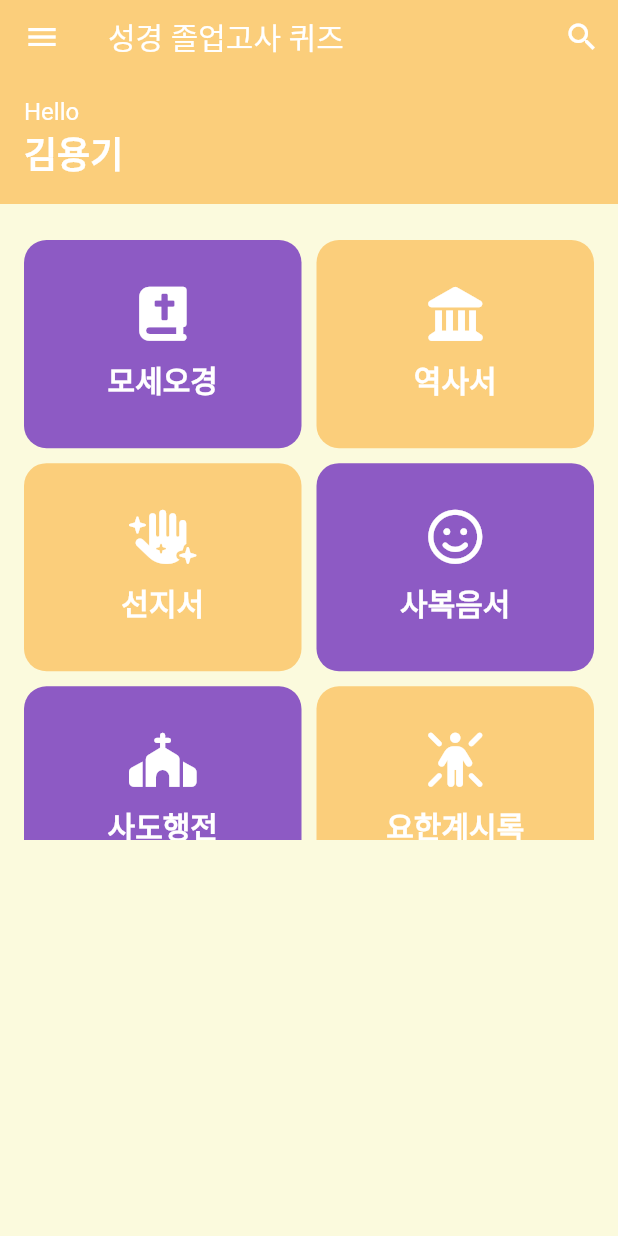
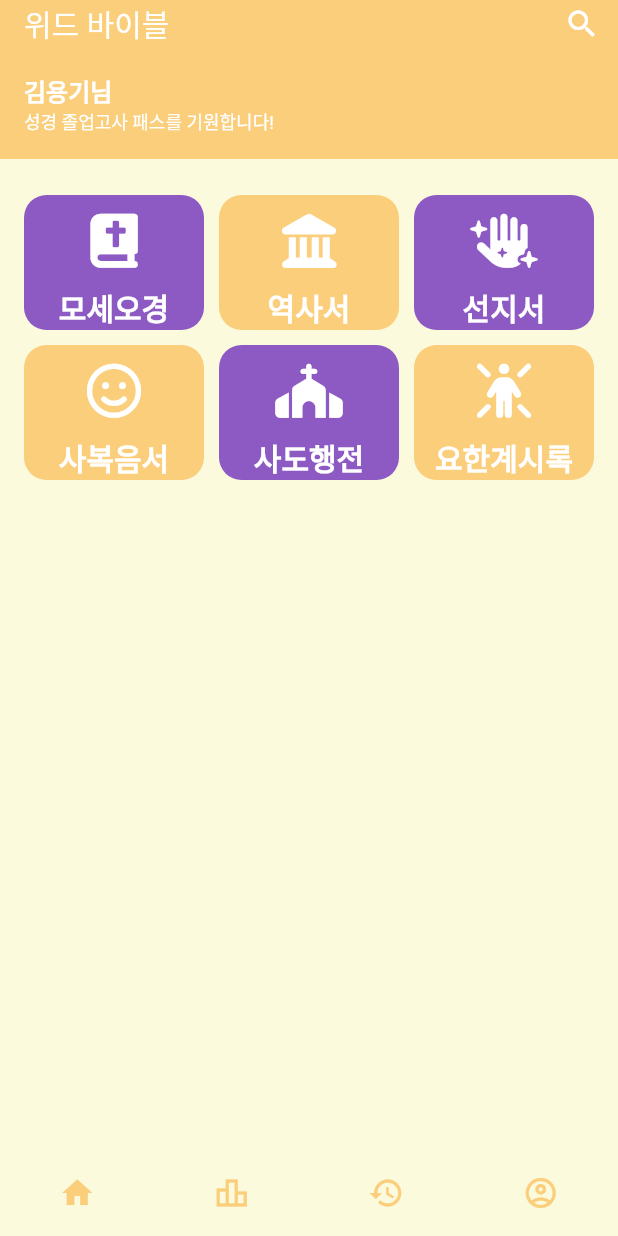
Before and after one commit to WithBible/withbible-mobile-app, a Flutter app: the screen it shows after launch, on a phone screen of 412 x 824 dp. Run offline on Flutter 3.47's test engine with Material 2 defaults, Android fonts, the phone set to English and light mode, and no system bars; our stand-ins replace font_awesome_flutter, shared_preferences.

Commit message:
:lipstick: Drawer to BottomNavigationBar

```diff
--- a/lib/common/route_generator.dart
+++ b/lib/common/route_generator.dart
@@ -3,11 +3,13 @@ import 'package:withbible_app/model/category.dart';
 import 'package:withbible_app/model/quiz.dart';
 import 'package:withbible_app/model/quiz_result.dart';
 import 'package:withbible_app/screen/home_screen.dart';
+import 'package:withbible_app/screen/login_screen.dart';
 import 'package:withbible_app/screen/quiz_category_detail_screen.dart';
 import 'package:withbible_app/screen/quiz_history_screen.dart';
 import 'package:withbible_app/screen/quiz_result_screen.dart';
 import 'package:withbible_app/screen/quiz_screen.dart';
 import 'package:withbible_app/screen/splash_screen.dart';
+import 'package:withbible_app/widget/bottom_widget.dart';
 
 class RouteGenerator {
   static Route<dynamic> generateRoute(RouteSettings settings) {
@@ -16,6 +18,8 @@ class RouteGenerator {
     switch (settings.name) {
       case SplashScreen.routeName:
         return MaterialPageRoute(builder: (_) => const SplashScreen());
+      case BottomWidget.routeName:
+        return MaterialPageRoute(builder: (_) => const BottomWidget());
       case HomeScreen.routeName:
         return MaterialPageRoute(builder: (_) => const HomeScreen());
       case QuizScreen.routeName:
--- a/lib/data/categories.dart
+++ b/lib/data/categories.dart
@@ -11,17 +11,15 @@ final categories = <Category>[
   Category(
       id: 2,
       name: '역사서',
-      backgroundColor: ThemeHelper.primaryColor,
       icon: FontAwesomeIcons.landmark),
   Category(
       id: 3,
       name: '선지서',
-      backgroundColor: ThemeHelper.primaryColor,
+      backgroundColor: ThemeHelper.accentColor,
       icon: FontAwesomeIcons.handSparkles),
   Category(
       id: 4,
       name: '사복음서',
-      backgroundColor: ThemeHelper.accentColor,
       icon: FontAwesomeIcons.faceSmile),
   Category(
       id: 5,
@@ -31,6 +29,5 @@ final categories = <Category>[
   Category(
       id: 6,
       name: '요한계시록',
-      backgroundColor: ThemeHelper.primaryColor,
       icon: FontAwesomeIcons.personRays),
 ];
--- a/lib/screen/home_screen.dart
+++ b/lib/screen/home_screen.dart
@@ -1,13 +1,8 @@
-import 'dart:io';
-
 import 'package:flutter/material.dart';
-import 'package:flutter/services.dart';
-import 'package:withbible_app/common/alert_util.dart';
 import 'package:withbible_app/common/theme_helper.dart';
 import 'package:withbible_app/data/categories.dart';
 import 'package:withbible_app/data/user.dart';
 import 'package:withbible_app/screen/quiz_category_detail_screen.dart';
-import 'package:withbible_app/screen/quiz_history_screen.dart';
 import 'package:withbible_app/store/quiz_store.dart';
 import 'package:withbible_app/widget/category_header_widget.dart';
 
@@ -19,10 +14,11 @@ class HomeScreen extends StatefulWidget {
   @override
   _HomeScreenState createState() => _HomeScreenState();
 }
-class _HomeScreenState extends State<HomeScreen>{
 
+class _HomeScreenState extends State<HomeScreen> {
   @override
   void initState() {
+    // +++ Will handover from login screen
     QuizStore.setName(name);
     super.initState();
   }
@@ -32,9 +28,9 @@ class _HomeScreenState extends State<HomeScreen>{
     return Scaffold(
       appBar: AppBar(
         elevation: 0,
-        title: const Text('성경 졸업고사 퀴즈'),
+        title: const Text('위드 바이블'),
         bottom: PreferredSize(
-          preferredSize: const Size.fromHeight(80),
+          preferredSize: const Size.fromHeight(50),
           child: Container(
             padding: const EdgeInsets.all(16),
             alignment: Alignment.centerLeft,
@@ -46,7 +42,6 @@ class _HomeScreenState extends State<HomeScreen>{
           SizedBox(width: 12),
         ],
       ),
-      drawer: navigationDrawer(context),
       body: Container(
         decoration: BoxDecoration(color: ThemeHelper.shadowColor),
         child: ListView(
@@ -65,18 +60,18 @@ class _HomeScreenState extends State<HomeScreen>{
     return Column(
       crossAxisAlignment: CrossAxisAlignment.start,
       children: [
-        const Text(
-          'Hello',
-          style: TextStyle(fontSize: 16, color: Colors.white),
-        ),
         Text(
-          name,
+          '$name님',
           style: const TextStyle(
-            fontSize: 24,
+            fontSize: 16,
             fontWeight: FontWeight.bold,
             color: Colors.white,
           ),
-        )
+        ),
+        const Text(
+          '성경 졸업고사 패스를 기원합니다!',
+          style: TextStyle(fontSize: 12, color: Colors.white),
+        ),
       ],
     );
   }
@@ -86,7 +81,7 @@ class _HomeScreenState extends State<HomeScreen>{
       height: 400,
       child: GridView(
         gridDelegate: const SliverGridDelegateWithFixedCrossAxisCount(
-          crossAxisCount: 2,
+          crossAxisCount: 3,
           childAspectRatio: 4 / 3,
           crossAxisSpacing: 10,
           mainAxisSpacing: 10,
@@ -104,53 +99,4 @@ class _HomeScreenState extends State<HomeScreen>{
       ),
     );
   }
-
-  Drawer navigationDrawer(BuildContext context) {
-    return Drawer(
-        child: ListView(
-      padding: EdgeInsets.zero,
-      children: [
-        DrawerHeader(
-          decoration: BoxDecoration(color: ThemeHelper.accentColor),
-          child: Column(
-            crossAxisAlignment: CrossAxisAlignment.start,
-            children: const [
-              Text(
-                "Version: 1.00",
-                style: TextStyle(color: Colors.white, fontSize: 16),
-              ),
-            ],
-          ),
-        ),
-        ListTile(
-            title: const Text('Home'),
-            onTap: () {
-              Navigator.pop(context);
-            }),
-        ListTile(
-          title: const Text('Quiz History'),
-          onTap: () {
-            Navigator.pushNamed(context, QuizHistoryScreen.routeName);
-          },
-        ),
-        const Divider(
-          thickness: 2,
-        ),
-        ListTile(
-            title: const Text('About'),
-            onTap: () {
-              AlertUtil.showAlert(context, "About us", "More at ...");
-            }),
-        ListTile(
-            title: const Text('Exit'),
-            onTap: () {
-              if (Platform.isAndroid) {
-                SystemNavigator.pop();
-              } else if (Platform.isIOS) {
-                exit(0);
-              }
-            })
-      ],
-    ));
-  }
 }
--- a/lib/screen/splash_screen.dart
+++ b/lib/screen/splash_screen.dart
@@ -1,8 +1,9 @@
 import 'package:flutter/material.dart';
-import 'package:withbible_app/screen/home_screen.dart';
+import 'package:withbible_app/widget/bottom_widget.dart';
 
 class SplashScreen extends StatefulWidget {
   static const routeName = '/';
+
   const SplashScreen({Key? key}) : super(key: key);
 
   @override
@@ -13,8 +14,10 @@ class _SplashScreenState extends State<SplashScreen> {
   @override
   void initState() {
     Future.delayed(const Duration(seconds: 2), () {
-      Navigator.of(context)
-          .pushReplacement(MaterialPageRoute(builder: (ctx) => const HomeScreen()));
+      Navigator.of(context).pushReplacement(MaterialPageRoute(
+        // +++ Will replace login screen
+        builder: (ctx) => const BottomWidget(),
+      ));
     });
     super.initState();
   }
--- /dev/null
+++ b/lib/widget/bottom_widget.dart
@@ -0,0 +1,68 @@
+import 'package:flutter/material.dart';
+import 'package:withbible_app/common/theme_helper.dart';
+import 'package:withbible_app/screen/account_screen.dart';
+import 'package:withbible_app/screen/home_screen.dart';
+import 'package:withbible_app/screen/leader_boards_screen.dart';
+import 'package:withbible_app/screen/quiz_history_screen.dart';
+
+class BottomWidget extends StatefulWidget {
+  static const routeName = "/bottom";
+
+  const BottomWidget({Key? key}) : super(key: key);
+
+  @override
+  State<StatefulWidget> createState() => _BottomWidgetState();
+}
+
+class _BottomWidgetState extends State<BottomWidget> {
+  List<Widget> screens = [
+    const HomeScreen(),
+    LeaderBoardsScreen(),
+    const QuizHistoryScreen(),
+    AccountScreen()
+  ];
+  int currentIndex = 0;
+
+  void onTap(int index) {
+    setState(() {
+      currentIndex = index;
+    });
+  }
+
+  @override
+  Widget build(BuildContext context) {
+    return Scaffold(
+      body: screens[currentIndex],
+      bottomNavigationBar: BottomNavigationBar(
+        selectedFontSize: 0.0,
+        unselectedFontSize: 0.0,
+        type: BottomNavigationBarType.fixed,
+        backgroundColor: ThemeHelper.shadowColor,
+        showSelectedLabels: false,
+        showUnselectedLabels: false,
+        elevation: 0,
+        onTap: onTap,
+        currentIndex: currentIndex,
+        items: const [
+          BottomNavigationBarItem(
+              icon: Icon(Icons.home_outlined, color: Color(0xfffbce7b)),
+              label: 'Home',
+              activeIcon: Icon(Icons.home)),
+          BottomNavigationBarItem(
+              icon: Icon(Icons.leaderboard_outlined, color: Color(0xfffbce7b)),
+              label: 'LeaderBoards',
+              activeIcon: Icon(Icons.leaderboard)),
+          BottomNavigationBarItem(
+              icon: Icon(Icons.history_outlined, color: Color(0xfffbce7b)),
+              label: 'History',
+              activeIcon: Icon(Icons.history)),
+          BottomNavigationBarItem(
+              icon:
+                  Icon(Icons.account_circle_outlined, color: Color(0xfffbce7b)),
+              label: 'Account',
+              activeIcon: Icon(Icons.account_circle)),
+        ],
+      ),
+    );
+  }
+}
```
